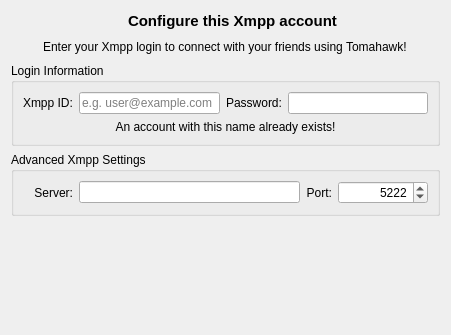
Old version of the form src/accounts/xmpp/xmppconfigwidget.ui in the repository tomahawk-player/tomahawk.
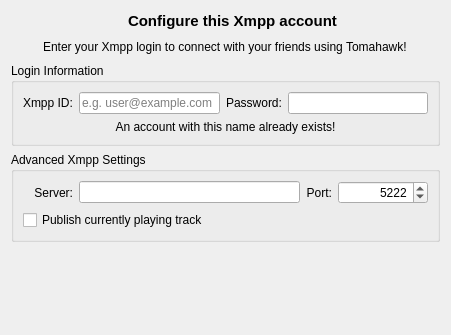
New version of the form. Icons and pictures are not drawn.

Commit message: Make publishing the user tune optional

Patch:
```diff
--- a/src/accounts/xmpp/xmppconfigwidget.ui
+++ b/src/accounts/xmpp/xmppconfigwidget.ui
@@ -209,7 +209,7 @@
      <property name="title">
       <string>Advanced Xmpp Settings</string>
      </property>
-     <layout class="QHBoxLayout" name="horizontalLayout_5">
+     <layout class="QVBoxLayout" name="verticalLayout_3">
       <item>
        <layout class="QHBoxLayout" name="horizontalLayout_3">
         <item>
@@ -293,6 +293,16 @@
         </item>
        </layout>
       </item>
+      <item>
+       <widget class="QCheckBox" name="xmppPublishTracksCheckbox">
+        <property name="toolTip">
+         <string>Lots of servers don't support this (e.g. GTalk, jabber.org)</string>
+        </property>
+        <property name="text">
+         <string>Publish currently playing track</string>
+        </property>
+       </widget>
+      </item>
      </layout>
     </widget>
    </item>
```
The commit also changes 2 other files.
